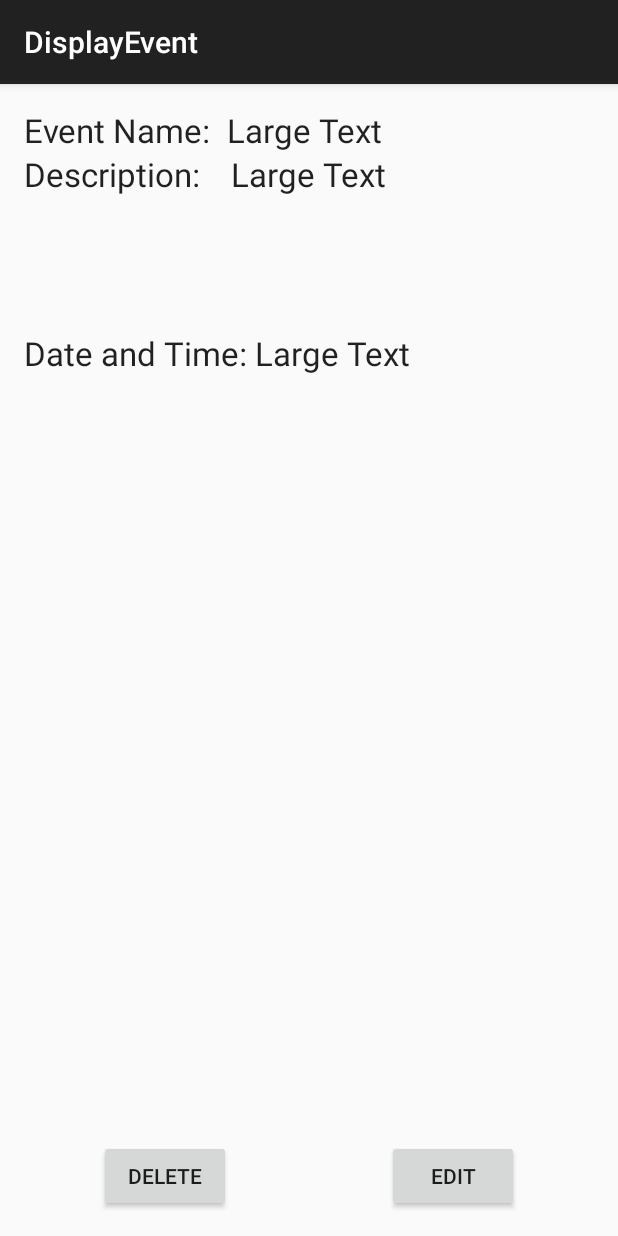
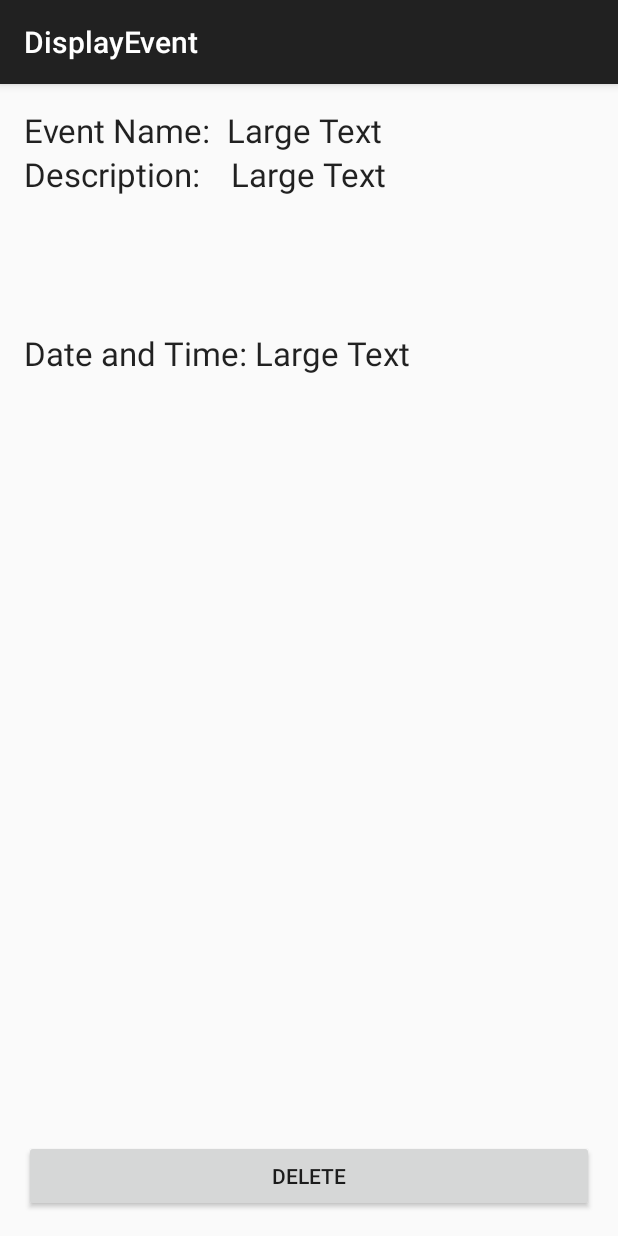
Before and after one commit to mirandacj/Android-App-Project, an Android app: the DisplayEvent screen opened directly, with no data from a screen before it, on a phone screen of 412 x 824 dp. Run offline under Robolectric (Android 15) with nearby library versions, the phone set to English and light mode, and no system bars; 5 statements that could not run were skipped.

Commit message:
Pre-Iteration 2 Update
Added event selection on display screen and ability to delete events.

```diff
--- a/app/src/main/java/com/example/o0none0o/reminder/DisplayEvent.java
+++ b/app/src/main/java/com/example/o0none0o/reminder/DisplayEvent.java
@@ -6,6 +6,7 @@ import android.os.Bundle;
 import android.view.Menu;
 import android.view.MenuItem;
 import android.view.View;
+import android.widget.TextView;
 import android.widget.Toast;
 
 import java.io.BufferedWriter;
@@ -20,13 +21,46 @@ import java.util.Scanner;
 public class DisplayEvent extends AppCompatActivity {
 
     String test;
+    Event eTest;
 
     @Override
     protected void onCreate(Bundle savedInstanceState) {
         super.onCreate(savedInstanceState);
         Intent intent = getIntent();
         test = intent.getStringExtra(DisplayActivity.EXTRA_MESSAGE);
+        eTest = getEvent(test);
         setContentView(R.layout.activity_display_event);
+        setText();
+
+
+    }
+
+    public Event getEvent(String search){
+        File list = new File("/data/data/com.example.o0none0o.reminder/files/Reminders.txt");
+        Scanner in = null;
+        Event temp = null;
+        if(list.exists()) {
+            try {
+                in = new Scanner(list);
+            } catch (IOException e) {
+                e.printStackTrace();
+            }
+            while (in.hasNext()) {
+                try {
+                    String line = in.nextLine();
+                    String[] lineSplit = line.split("~");
+                    String[] searchSplit = search.split("~");
+                    if(searchSplit[0].compareTo(lineSplit[0])==0){
+                        temp = new Event(lineSplit[0],lineSplit[2],lineSplit[1]);
+                    }
+                } catch (NoSuchElementException e) {
+                    e.printStackTrace();
+                }
+            }
+            in.close();
+        }
+
+        return temp;
     }
 
     public void deleteEvent(View view){
@@ -44,10 +78,9 @@ public class DisplayEvent extends AppCompatActivity {
                 writer = new BufferedWriter(new FileWriter(temp));
                 while (in.hasNext()) {
                     String line = in.nextLine();
-                    Toast.makeText(DisplayEvent.this, test, Toast.LENGTH_SHORT).show();
                     String[] testLine = line.split("~");
                     String[] displayed = test.split("~");
-                    if (testLine[0].compareTo(displayed[0])==0) {
+                    if ((testLine[0].trim().compareTo(displayed[0].trim())==0)&&(testLine[1].trim().compareTo(displayed[1].trim())==0)) {
                         continue;
                     }
                     else {
@@ -66,6 +99,15 @@ public class DisplayEvent extends AppCompatActivity {
         finished();
     }
 
+    public void setText(){
+        TextView name = (TextView) findViewById(R.id.eventName);
+        name.setText(eTest.getName());
+        TextView desc = (TextView) findViewById(R.id.eventDesc);
+        desc.setText(eTest.getDescription());
+        TextView end = (TextView) findViewById(R.id.eventEnd);
+        end.setText(eTest.getEnd().getTime().toString());
+    }
+
     public void finished(){
         Intent intent = new Intent(this, DisplayActivity.class);
         startActivity(intent);
--- a/app/src/main/res/layout/activity_display_event.xml
+++ b/app/src/main/res/layout/activity_display_event.xml
@@ -27,7 +27,7 @@
         android:layout_width="wrap_content"
         android:layout_height="wrap_content"
         android:textAppearance="?android:attr/textAppearanceLarge"
-        android:text="Description:  "
+        android:text="Description:    "
         android:id="@+id/text2"
         android:layout_below="@+id/text1"
         android:layout_alignParentStart="true" />
@@ -61,19 +61,11 @@
         android:layout_toEndOf="@+id/text3" />
 
     <Button
-        android:layout_width="wrap_content"
-        android:layout_height="wrap_content"
-        android:text="Edit"
-        android:id="@+id/btnEdit"
-        android:layout_alignParentBottom="true"
-        android:layout_toEndOf="@+id/eventDesc" />
-
-    <Button
-        android:layout_width="wrap_content"
+        android:layout_width="fill_parent"
         android:layout_height="wrap_content"
         android:text="Delete"
         android:id="@+id/btnDel"
-        android:layout_alignTop="@+id/btnEdit"
-        android:layout_toStartOf="@+id/eventDesc"
-        android:onClick="deleteEvent" />
+        android:onClick="deleteEvent"
+        android:layout_alignParentBottom="true"
+        android:layout_centerHorizontal="true" />
 </RelativeLayout>
```
